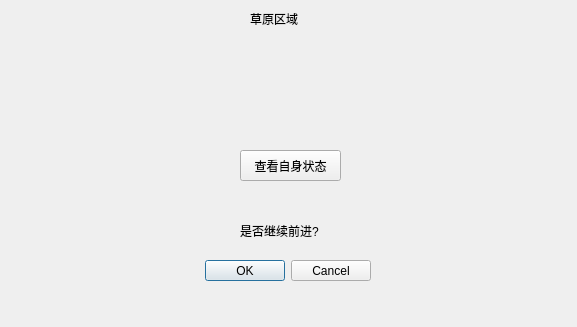
Qt form area_prairie.ui (KCSoftDL/RPGGame_WithQT) before a commit.
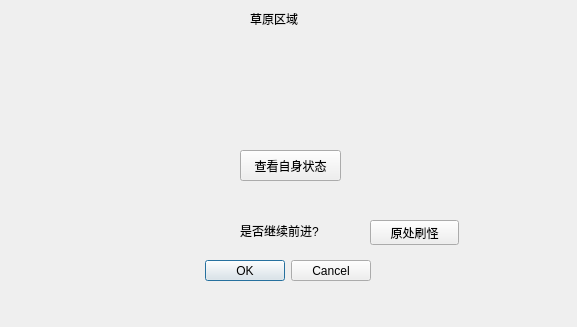
The same form after that commit. Icons and pictures are not drawn.

Patch:
```diff
--- a/area_prairie.ui
+++ b/area_prairie.ui
@@ -71,6 +71,19 @@
     <string>是否继续前进?</string>
    </property>
   </widget>
+  <widget class="QPushButton" name="pushButton_2">
+   <property name="geometry">
+    <rect>
+     <x>370</x>
+     <y>220</y>
+     <width>89</width>
+     <height>25</height>
+    </rect>
+   </property>
+   <property name="text">
+    <string>原处刷怪</string>
+   </property>
+  </widget>
  </widget>
  <resources/>
  <connections>
```
